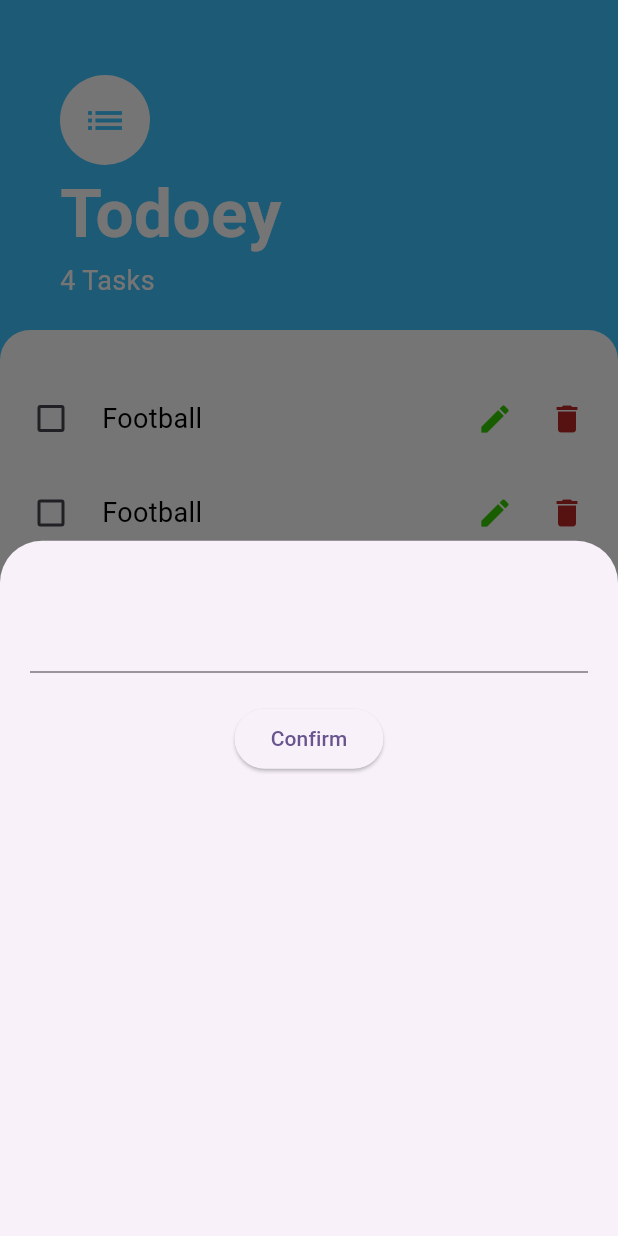
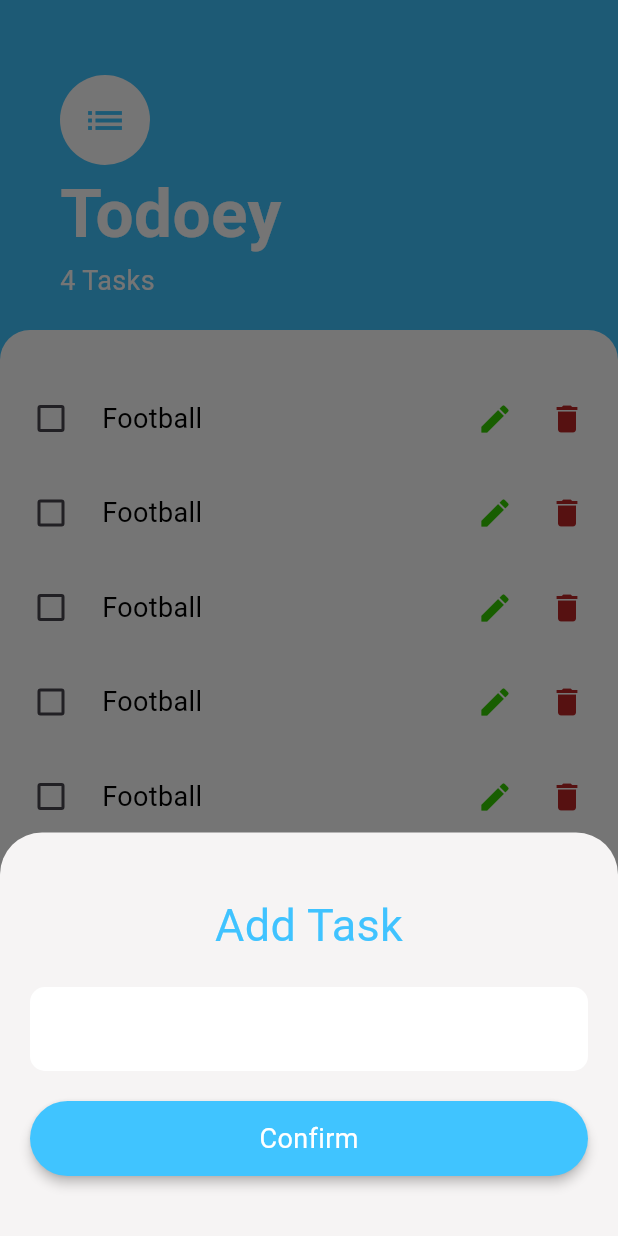
Before and after one commit to AdnanBashir87/daily_routine_state_management_with_flutter, a Flutter app: the screen it shows after launch, after a tap on the "add" icon, on a phone screen of 412 x 824 dp. Run offline on Flutter 3.47's test engine with Material 3 defaults, Android fonts, the phone set to English and light mode, and no system bars.

Commit message:
Successfully Updated

```diff
--- a/lib/components/TodoTile.dart
+++ b/lib/components/TodoTile.dart
@@ -34,7 +34,7 @@ class _TodoTileState extends State<TodoTile> {
             ),
             Text(
               'Football',
-              style: kBlackStyle.copyWith(
+              style: kStyleB18.copyWith(
                 decoration: isDone == true
                     ? TextDecoration.lineThrough
                     : TextDecoration.none,
--- /dev/null
+++ b/lib/components/commonButton.dart
@@ -0,0 +1,25 @@
+import 'package:flutter/material.dart';
+import 'package:todo_state_management_with_flutter/constants/styles.dart';
+
+class CommonButtton extends StatelessWidget {
+  final String text;
+  const CommonButtton({
+    super.key,
+    required this.text,
+  });
+
+  @override
+  Widget build(BuildContext context) {
+    return Material(
+      elevation: 3.0,
+      borderRadius: BorderRadius.circular(50),
+      color: Colors.lightBlueAccent,
+      child: Container(
+        height: 50,
+        width: 100,
+        alignment: Alignment.center,
+        child: Text(text, style: kStyle18),
+      ),
+    );
+  }
+}
--- a/lib/constants/colors.dart
+++ b/lib/constants/colors.dart
@@ -6,3 +6,4 @@ const kWhite = Color(0xFFFFFFFF);
 const kBlack = Color(0xFF000000);
 const kEdit = Color(0xFF35CC00);
 const kDelete = Color(0xFFBB2424);
+const kLightBlue = Color.fromARGB(255, 64, 195, 255);
--- a/lib/constants/styles.dart
+++ b/lib/constants/styles.dart
@@ -1,8 +1,11 @@
-import 'package:flutter/cupertino.dart';
-
+import 'package:flutter/material.dart';
 import 'colors.dart';
 
 const kHeaderName =
     TextStyle(fontSize: 45, fontWeight: FontWeight.bold, color: kWhite);
-const kNormalStyle = TextStyle(fontSize: 18, color: kWhite);
-const kBlackStyle = TextStyle(fontSize: 18, color: kBlack);
+const kStyle18 = TextStyle(fontSize: 18, color: kWhite);
+
+const kStyleB18 = TextStyle(fontSize: 18, color: kBlack);
+const kStyle30 = TextStyle(fontSize: 30, color: kLightBlue);
+
+const space  = SizedBox(height: 20);
--- /dev/null
+++ b/lib/screens/addTaskScreen.dart
@@ -0,0 +1,59 @@
+import 'package:flutter/material.dart';
+import 'package:todo_state_management_with_flutter/components/commonButton.dart';
+import 'package:todo_state_management_with_flutter/constants/colors.dart';
+import 'package:todo_state_management_with_flutter/constants/styles.dart';
+
+class AddTaskScreen extends StatelessWidget {
+  const AddTaskScreen({
+    super.key,
+  });
+
+  @override
+  Widget build(BuildContext context) {
+    return Container(
+      padding: const EdgeInsets.symmetric(vertical: 40, horizontal: 20),
+      child: Column(
+        crossAxisAlignment: CrossAxisAlignment.stretch,
+        children: [
+          const Center(
+            child: Text('Add Task', style: kStyle30),
+          ),
+          space,
+          Material(
+            shape:
+                RoundedRectangleBorder(borderRadius: BorderRadius.circular(12)),
+            child: const TextField(
+              textAlign: TextAlign.center,
+              decoration: InputDecoration(
+                filled: true,
+                fillColor: kWhite,
+                border: OutlineInputBorder(
+                  borderSide: BorderSide.none,
+                  borderRadius: BorderRadius.all(
+                    Radius.circular(10),
+                  ),
+                ),
+                enabledBorder: OutlineInputBorder(
+                  borderSide: BorderSide.none,
+                  borderRadius: BorderRadius.all(
+                    Radius.circular(10),
+                  ),
+                ),
+                disabledBorder: OutlineInputBorder(
+                  borderSide: BorderSide.none,
+                  borderRadius: BorderRadius.all(
+                    Radius.circular(10),
+                  ),
+                ),
+              ),
+            ),
+          ),
+          space,
+          const CommonButtton(
+            text: 'Confirm',
+          )
+        ],
+      ),
+    );
+  }
+}
--- a/lib/screens/homeScreen.dart
+++ b/lib/screens/homeScreen.dart
@@ -2,15 +2,11 @@ import 'package:flutter/material.dart';
 import 'package:todo_state_management_with_flutter/components/TodoTile.dart';
 import 'package:todo_state_management_with_flutter/constants/colors.dart';
 import 'package:todo_state_management_with_flutter/constants/styles.dart';
+import 'package:todo_state_management_with_flutter/screens/addTaskScreen.dart';
 
-class TaskScreen extends StatefulWidget {
+class TaskScreen extends StatelessWidget {
   const TaskScreen({super.key});
 
-  @override
-  State<TaskScreen> createState() => _TaskScreenState();
-}
-
-class _TaskScreenState extends State<TaskScreen> {
   @override
   Widget build(BuildContext context) {
     return Scaffold(
@@ -34,7 +30,7 @@ class _TaskScreenState extends State<TaskScreen> {
                     ),
                   ),
                   Text('Todoey', style: kHeaderName),
-                  Text('4 Tasks', style: kNormalStyle),
+                  Text('4 Tasks', style: kStyle18),
                 ],
               ),
             ),
@@ -58,7 +54,8 @@ class _TaskScreenState extends State<TaskScreen> {
                     TodoTile(),
                   ],
                 ),
-            ))
+              ),
+            )
           ],
         ),
       ),
@@ -66,21 +63,14 @@ class _TaskScreenState extends State<TaskScreen> {
         backgroundColor: Colors.lightBlueAccent,
         onPressed: () {
           showModalBottomSheet(
+            backgroundColor: const Color.fromARGB(255, 246, 244, 244),
             context: context,
-            builder: (context) {
-              return Container(
-                padding:
-                    const EdgeInsets.symmetric(vertical: 40, horizontal: 20),
-                child: Column(
-                  children: [
-                    const TextField(),
-                    const SizedBox(height: 20),
-                    ElevatedButton(
-                        onPressed: () {}, child: const Text('Confirm'))
-                  ],
-                ),
-              );
-            },
+            builder: (context) => SingleChildScrollView(
+                child: Container(
+              padding: EdgeInsets.only(
+                  bottom: MediaQuery.of(context).viewInsets.bottom),
+              child: const AddTaskScreen(),
+            )),
            );
         },
         child: const Icon(
```
Lines whose indentation alone changed are shown as unchanged.
